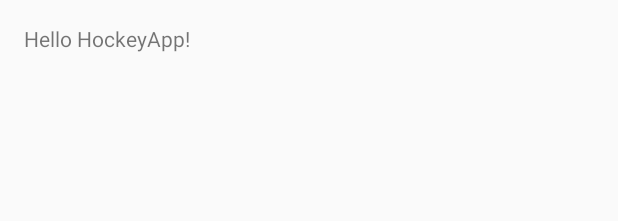
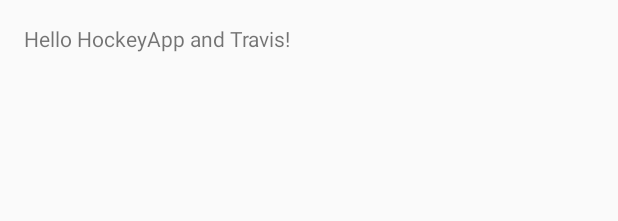
Before and after one commit to newfivefour/TravisCITest, an Android app: the layout activity_main.xml on its own in the app's theme, with its tools: preview values and no code run, on a phone screen of 412 x 824 dp. Shown: the top 221 px of the screen. Run offline under Robolectric (Android 15) with nearby library versions, the phone set to English and light mode, and no system bars.

Commit message:
Testing travis / hockeyapp integration.

```diff
--- a/app/build.gradle
+++ b/app/build.gradle
@@ -19,7 +19,7 @@ android {
         applicationId "com.newfivefour.traviscitest"
         minSdkVersion 15
         targetSdkVersion 24
-        versionCode 2
+        versionCode 3
         versionName "1.0"
     }
     buildTypes {
--- a/app/src/main/res/layout/activity_main.xml
+++ b/app/src/main/res/layout/activity_main.xml
@@ -14,6 +14,6 @@
   <TextView
       android:layout_width="wrap_content"
       android:layout_height="wrap_content"
-      android:text="Hello HockeyApp!"
+      android:text="Hello HockeyApp and Travis!"
       />
 </RelativeLayout>
```
Also changed, not shown: 1 other file.
